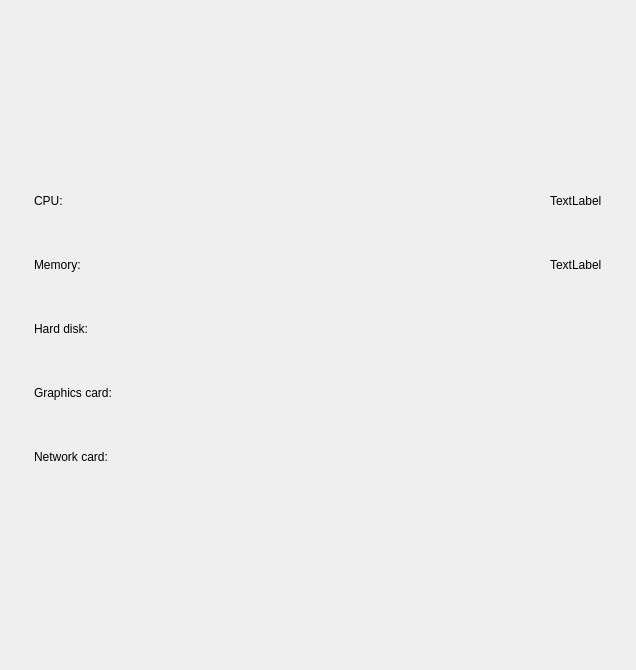
Old version of the form src/pages/hardware-information/hardware-information-widget.ui in the repository openeuler-mirror/kiran-control-panel.
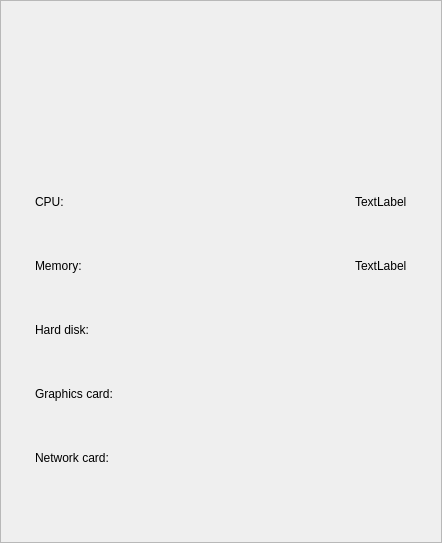
New version of the form.

Commit message:
fix(*):add scrollArea in pages ,set sizehint of page and fix the word error of activate
- 添加滑动区域和页面初始大小，修复激活的英文单词错误

The edit to the form file:
```diff
--- a/src/pages/hardware-information/hardware-information-widget.ui
+++ b/src/pages/hardware-information/hardware-information-widget.ui
@@ -6,8 +6,8 @@
    <rect>
     <x>0</x>
     <y>0</y>
-    <width>636</width>
-    <height>670</height>
+    <width>442</width>
+    <height>543</height>
    </rect>
   </property>
   <property name="windowTitle">
@@ -21,13 +21,43 @@
     <number>0</number>
    </property>
    <property name="topMargin">
-    <number>24</number>
+    <number>0</number>
    </property>
    <property name="rightMargin">
     <number>0</number>
    </property>
    <property name="bottomMargin">
-    <number>40</number>
+    <number>0</number>
+   </property>
+   <item>
+    <widget class="QScrollArea" name="scrollArea">
+     <property name="widgetResizable">
+      <bool>true</bool>
+     </property>
+     <widget class="QWidget" name="scrollAreaWidgetContents_1">
+      <property name="geometry">
+       <rect>
+        <x>0</x>
+        <y>0</y>
+        <width>440</width>
+        <height>541</height>
+       </rect>
+      </property>
+      <layout class="QVBoxLayout" name="verticalLayout_3">
+       <property name="spacing">
+        <number>0</number>
+       </property>
+       <property name="leftMargin">
+        <number>0</number>
+       </property>
+       <property name="topMargin">
+        <number>0</number>
+       </property>
+       <property name="rightMargin">
+        <number>0</number>
+       </property>
+       <property name="bottomMargin">
+        <number>0</number>
    </property>
    <item>
     <widget class="QWidget" name="widget_logo" native="true">
@@ -89,13 +119,13 @@
        <number>24</number>
       </property>
       <property name="topMargin">
-       <number>0</number>
+           <number>24</number>
       </property>
       <property name="rightMargin">
        <number>24</number>
       </property>
       <property name="bottomMargin">
-       <number>0</number>
+           <number>40</number>
       </property>
       <item>
        <widget class="QWidget" name="widget_CPU" native="true">
@@ -459,6 +489,10 @@
        </spacer>
       </item>
      </layout>
+        </widget>
+       </item>
+      </layout>
+     </widget>
     </widget>
    </item>
   </layout>
```
Lines whose indentation alone changed are shown as unchanged. The commit also changes 9 other files.
